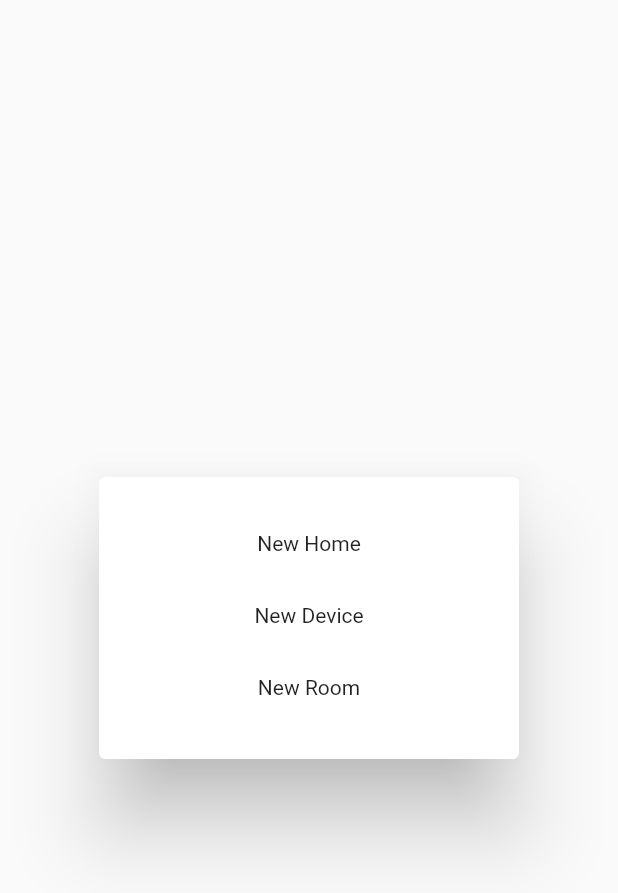
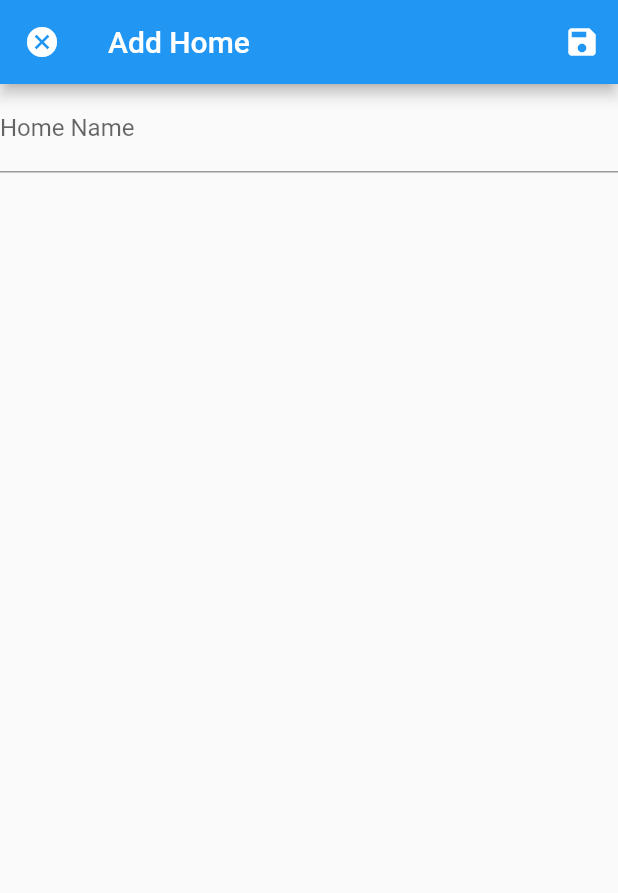
Before and after one commit to IDIRYACINE/SmartHome, a Flutter app: the CreateActionPopup widget shown alone on an empty page, opened directly, after a tap on "New Home", on a phone screen of 412 x 824 dp. Shown: the top 893 px of the screen. Run offline on Flutter 3.47's test engine with Material 2 defaults, Android fonts, the light colour scheme and no system bars; generated files the repository leaves out were written again.

Commit message:
implemented room and home editor view

```diff
--- a/lib/src/core/navigation/router.dart
+++ b/lib/src/core/navigation/router.dart
@@ -5,6 +5,8 @@ import 'package:flutter/cupertino.dart';
 import 'package:flutter/material.dart';
 import 'package:smarthome_algeria/src/features/devices/presentation/edit_device_view.dart';
 import 'package:smarthome_algeria/src/features/home/presentation/dashboard_view.dart';
+import 'package:smarthome_algeria/src/features/home/presentation/home_editor_view.dart';
+import 'package:smarthome_algeria/src/features/room/presentation/room_editor_view.dart';
 
 import 'routes.dart';
 
@@ -20,6 +22,16 @@ abstract class AppRouter {
         return getPageRoute(
           settings: settings,
           view: const DeviceEditorView(),
+        );
+         case homeEditorRoute:
+        return getPageRoute(
+          settings: settings,
+          view:  const HomeEditorView(),
+        );
+         case roomEditorRoute:
+        return getPageRoute(
+          settings: settings,
+          view: const RoomEditorView(),
         );
       default:
         return getPageRoute(
--- a/lib/src/core/navigation/routes.dart
+++ b/lib/src/core/navigation/routes.dart
@@ -10,3 +10,5 @@ const roomRoute = '/room';
 const statsRoute = '/stats';
 const deviceRoute = '/device';
 const deviceEditorRoute = '/deviceEditor';
+const homeEditorRoute = '/homeEditor';
+const roomEditorRoute = '/roomEditor';
--- a/lib/src/features/home/presentation/create_action_popup.dart
+++ b/lib/src/features/home/presentation/create_action_popup.dart
@@ -6,12 +6,18 @@ class CreateActionPopup extends StatelessWidget {
   const CreateActionPopup({Key? key}) : super(key: key);
 
   void onNewHomePressed() {
+    AppNavigator.pop();
+    AppNavigator.pushNamed(homeEditorRoute);
   }
+
   void onNewDevicePressed() {
     AppNavigator.pop();
     AppNavigator.pushNamed(deviceEditorRoute);
   }
+
   void onNewRoomPressed() {
+    AppNavigator.pop();
+    AppNavigator.pushNamed(roomEditorRoute);
   }
 
   @override
--- /dev/null
+++ b/lib/src/features/home/presentation/home_editor_view.dart
@@ -0,0 +1,76 @@
+import 'package:flutter/material.dart';
+import 'package:flutter_gen/gen_l10n/app_localizations.dart';
+import 'package:smarthome_algeria/src/core/navigation/navigator.dart';
+
+class HomeEditorView extends StatelessWidget {
+  const HomeEditorView({super.key, this.editMode = false});
+
+  final bool editMode;
+
+  void onSave() {}
+
+  void onCancel() {
+    AppNavigator.pop();
+  }
+
+  @override
+  Widget build(BuildContext context) {
+    final appBarTitle = editMode
+        ? AppLocalizations.of(context)!.editHome
+        : AppLocalizations.of(context)!.addHome;
+
+    final GlobalKey<FormState> formKey = GlobalKey<FormState>();
+
+    return Scaffold(
+      appBar: _HomeEditorAppBar(
+          title: appBarTitle, onSave: onSave, onCancel: onCancel),
+      body: Form(
+        key: formKey,
+        child: Column(
+          children: [
+            TextFormField(
+              decoration: InputDecoration(
+                labelText: AppLocalizations.of(context)!.homeName,
+              ),
+              validator: (value) {
+                if (value == null || value.isEmpty) {
+                  return AppLocalizations.of(context)!.errorEmptyField;
+                }
+                return null;
+              },
+            ),
+          ],
+        ),
+      ),
+    );
+  }
+}
+
+class _HomeEditorAppBar extends StatelessWidget implements PreferredSizeWidget {
+  const _HomeEditorAppBar(
+      {required this.title, required this.onSave, required this.onCancel});
+
+  final VoidCallback onSave;
+  final VoidCallback onCancel;
+  final String title;
+
+  @override
+  Widget build(BuildContext context) {
+    return AppBar(
+      leading: IconButton(
+        icon: const Icon(Icons.cancel),
+        onPressed: onCancel,
+      ),
+      title: Text(title),
+      actions: [
+        IconButton(
+          icon: const Icon(Icons.save),
+          onPressed: onSave,
+        ),
+      ],
+    );
+  }
+
+  @override
+  Size get preferredSize => const Size.fromHeight(kToolbarHeight);
+}
--- a/lib/src/localization/app_ar.arb
+++ b/lib/src/localization/app_ar.arb
@@ -45,6 +45,8 @@
   "editRoom": "Edit Room",
   "newHome": "New Home",
   "editHome": "Edit Home",
-  "errorMustBeNumber": "This field must be a number"
+  "errorMustBeNumber": "This field must be a number",
+  "homeName" : "Home Name",
+  "roomName" : "Room Name"
 
 }
--- a/lib/src/localization/app_en.arb
+++ b/lib/src/localization/app_en.arb
@@ -45,7 +45,10 @@
   "editRoom": "Edit Room",
   "newHome": "New Home",
   "editHome": "Edit Home",
-  "errorMustBeNumber": "This field must be a number"
+  "errorMustBeNumber": "This field must be a number",
+  "homeName" : "Home Name",
+  "roomName" : "Room Name"
+
 
 
 
--- a/lib/src/localization/app_fr.arb
+++ b/lib/src/localization/app_fr.arb
@@ -45,5 +45,9 @@
   "editRoom": "Edit Room",
   "newHome": "New Home",
   "editHome": "Edit Home",
-  "errorMustBeNumber": "This field must be a number"
+  "errorMustBeNumber": "This field must be a number",
+  "homeName" : "Home Name",
+  "roomName" : "Room Name"
+
+
 }
```
Also changed, not shown: lib/src/features/room/presentation/room_editor_view.dart (added, +81 -0 lines).
